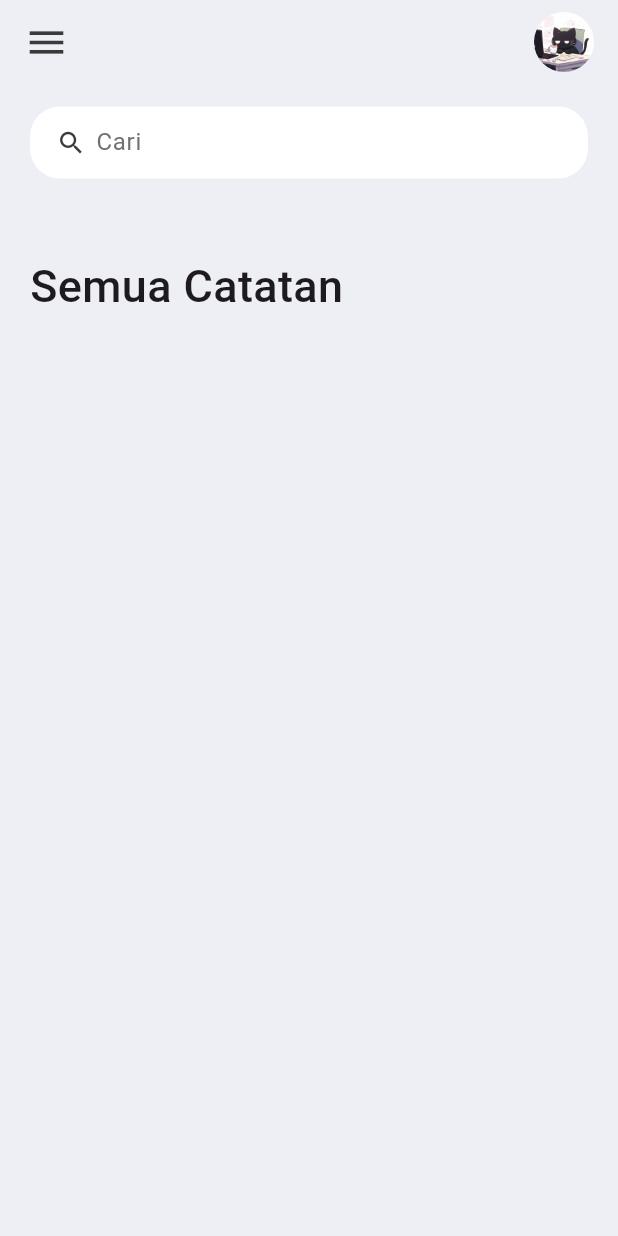
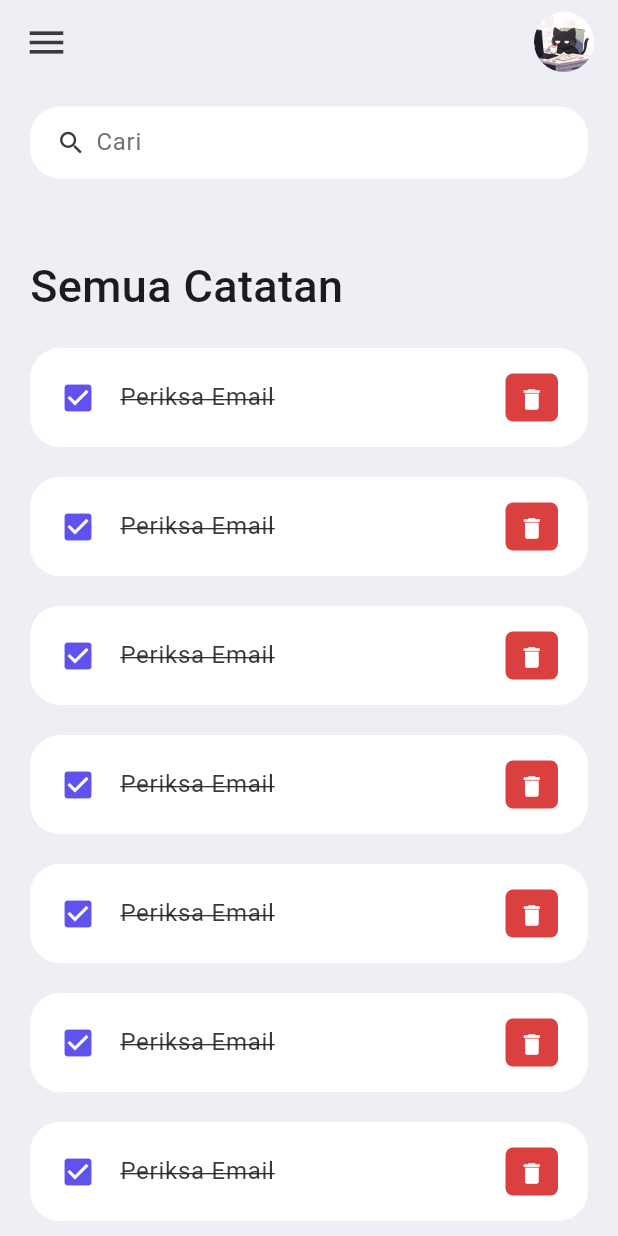
Before and after one commit to HengkerKucing/ToDo_Mobile, a Flutter app: the screen it shows after launch, on a phone screen of 412 x 824 dp. Run offline on Flutter 3.47's test engine with Material 3 defaults, Android fonts, the phone set to English and light mode, and no system bars.

Commit message:
todo listview listtile

```diff
--- a/lib/screens/home.dart
+++ b/lib/screens/home.dart
@@ -1,5 +1,6 @@
 import 'package:flutter/material.dart';
 import 'package:todo_app/constant/colors.dart';
+import 'package:todo_app/widgets/todo_item.dart';
 
 class HomePage extends StatelessWidget {
     const HomePage({super.key});
@@ -23,7 +24,17 @@ class HomePage extends StatelessWidget {
                     Container(
                       margin: EdgeInsets.only(top: 50, bottom: 20),
                       child: Text('Semua Catatan', style: TextStyle(fontSize: 30, fontWeight: FontWeight.w500),),
-                    )
+                    ),
+                    ToDoItem(),
+                    ToDoItem(),
+                    ToDoItem(),
+                    ToDoItem(),
+                    ToDoItem(),
+                    ToDoItem(),
+                    ToDoItem(),
+                    ToDoItem(),
+                    ToDoItem(),
+                    ToDoItem(),
 
                   ],
                 ),
--- a/lib/widgets/todo_item.dart
+++ b/lib/widgets/todo_item.dart
@@ -1,10 +1,48 @@
 import 'package:flutter/material.dart';
+import 'package:todo_app/constant/colors.dart';
 
 class ToDoItem extends StatelessWidget {
   const ToDoItem({super.key});
 
   @override
   Widget build(BuildContext context) {
-    return const Placeholder();
+    return Container(
+      margin: EdgeInsets.only(bottom: 20),
+      child: ListTile(
+        onTap: () {
+          print('Clicked on Todo Item.');
+        },
+        shape: RoundedRectangleBorder(
+          borderRadius: BorderRadius.circular(20)
+        ),
+        contentPadding: EdgeInsets.symmetric(horizontal: 20, vertical: 5),
+        tileColor: Colors.white,
+        leading: Icon(Icons.check_box, color: tdBlue,),
+        title: Text('Periksa Email', style: TextStyle(
+          fontSize: 16,
+          color: tdBlack,
+          decoration: TextDecoration.lineThrough,
+          ),
+      ),
+      trailing: Container(
+        padding: EdgeInsets.all(0),
+        margin: EdgeInsets.symmetric(vertical: 12),
+        height: 35,
+        width: 35,
+        decoration: BoxDecoration(
+          color: tdRed,
+          borderRadius: BorderRadius.circular(5)
+        ),
+        child: IconButton(
+          onPressed: () {
+            print('Clicked on Delete');
+          },
+          color: Colors.white,
+          iconSize: 18,
+          icon: Icon(Icons.delete),
+        ),
+      ),
+      )
+    );
   }
 }
```
Also changed, not shown: lib/model/todo.dart (added).
